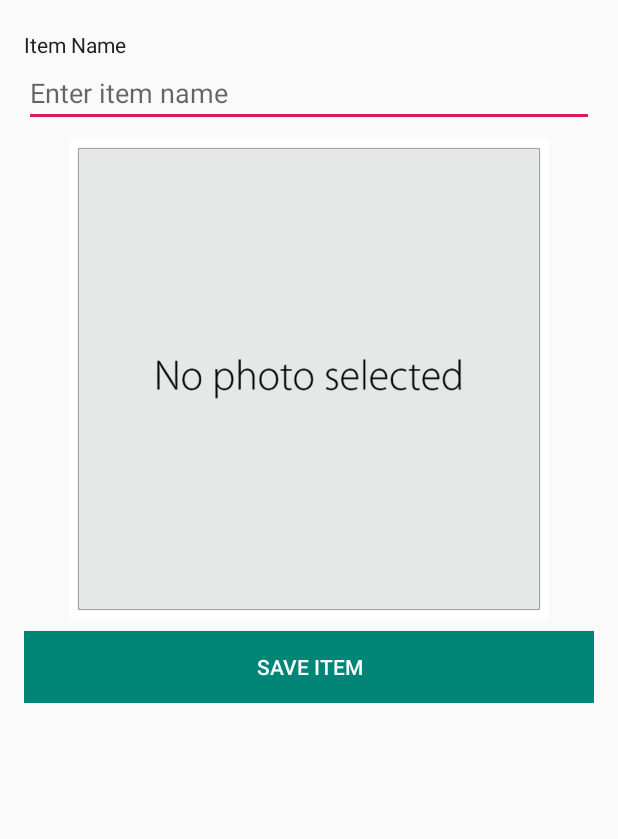
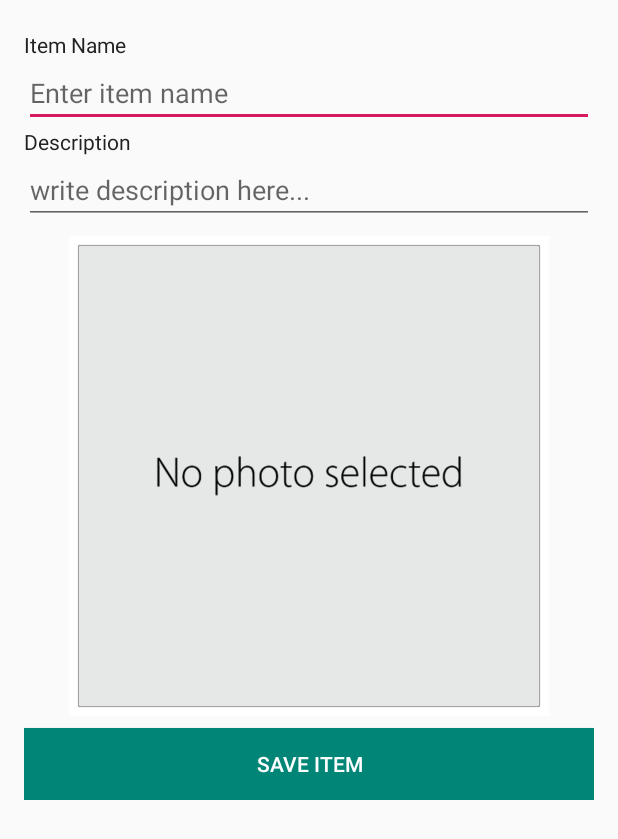
Before and after one commit to YanniTheDeveloper/SmartPriceAnalyzer, an Android app: the SaveItemActivity screen opened directly, with no data from a screen before it, after a tap on "image to upload", on a phone screen of 412 x 824 dp. Shown: the top 839 px of the screen. Run offline under Robolectric (Android 15) with nearby library versions, the phone set to English and light mode, and no system bars.

Commit message:
Functionalities
Load image
Handle item array
Saving item to array
Card view in recyler

```diff
--- a/app/build.gradle
+++ b/app/build.gradle
@@ -4,7 +4,7 @@ android {
     compileSdkVersion 28
     defaultConfig {
         applicationId "ytd.priceeasy"
-        minSdkVersion 15
+        minSdkVersion 16
         targetSdkVersion 28
         versionCode 1
         versionName "1.0"
@@ -27,4 +27,6 @@ dependencies {
     testImplementation 'junit:junit:4.12'
     androidTestImplementation 'com.android.support.test:runner:1.0.2'
     androidTestImplementation 'com.android.support.test.espresso:espresso-core:3.0.2'
+    implementation 'org.jetbrains:annotations-java5:15.0'
+    implementation 'com.android.support:cardview-v7:28.0.0'
 }
--- a/app/src/main/java/ytd/smartpriceanalyzer/AddItemActivity.java
+++ b/app/src/main/java/ytd/smartpriceanalyzer/AddItemActivity.java
@@ -14,6 +14,7 @@ import com.google.android.gms.ads.AdView;
 import com.google.android.gms.ads.MobileAds;
 
 public class AddItemActivity extends AppCompatActivity {
+    static boolean itemSaved = false;
     EditText buyR ;
     EditText profitR ;
     EditText shippingR;
@@ -59,8 +60,9 @@ public class AddItemActivity extends AppCompatActivity {
             public void onClick(View v) {
                 // TODO: 1/13/2019 saving item price value
                 Intent saveImageIntent = new Intent(AddItemActivity.this, SaveItemActivity.class);
+                saveImageIntent.putExtra("price", price);
                 startActivity(saveImageIntent);
-                AddItemActivity.super.finish();
+                if(itemSaved)AddItemActivity.super.finish();
             }
         });
         baseLayout.setOnClickListener(new View.OnClickListener() {
--- a/app/src/main/java/ytd/smartpriceanalyzer/SaveItemActivity.java
+++ b/app/src/main/java/ytd/smartpriceanalyzer/SaveItemActivity.java
@@ -1,6 +1,9 @@
 package ytd.smartpriceanalyzer;
 
 import android.content.Intent;
+import android.net.Uri;
+import android.os.Build;
+import android.support.annotation.Nullable;
 import android.support.v7.app.AppCompatActivity;
 import android.os.Bundle;
 import android.view.View;
@@ -11,18 +14,24 @@ import android.widget.ImageView;
 
 public class SaveItemActivity extends AppCompatActivity {
 
+    private static final int RC_PHOTO_PICKER = 3;
     Button saveItemBtn;
     ImageView itemPhotoImageView;
     EditText itemNameEditText;
-
+    EditText itemDescriptionEditText;
+    Uri selectedImage;
+    Double price = 0.0;
     @Override
     protected void onCreate(Bundle savedInstanceState) {
         super.onCreate(savedInstanceState);
         setContentView(R.layout.activity_save_item);
 
+        price = getIntent().getDoubleExtra("price", 0.0);
         saveItemBtn = findViewById(R.id.saveItemBtn);
         itemNameEditText = findViewById(R.id.itemNameEditText);
+        itemDescriptionEditText = findViewById(R.id.itemDescriptionEditText);
         itemPhotoImageView = findViewById(R.id.itemPhotoImageView);
+        selectedImage = null;
 
         itemPhotoImageView.setOnClickListener(new View.OnClickListener() {
             @Override
@@ -36,7 +45,7 @@ public class SaveItemActivity extends AppCompatActivity {
             @Override
             public void onClick(View v) {
                 saveItem();
-                SaveItemActivity.super.finish();
+                if(AddItemActivity.itemSaved)SaveItemActivity.super.finish();
             }
         });
 
@@ -50,8 +59,30 @@ public class SaveItemActivity extends AppCompatActivity {
     }
     void saveItem(){
         // TODO: 1/13/2019 setting value to the item and saving it
+        Item newItem = new Item();
+        newItem.setName(itemNameEditText.getText().toString());
+        newItem.setPrice(price);
+        newItem.setDescription(itemDescriptionEditText.getText().toString());
+        newItem.setPhotoUri(selectedImage);
+
+        ItemHandler.addItem(newItem);
+        AddItemActivity.itemSaved = true;
     }
     void getPhotoFromGallery(){
         // TODO: 1/13/2019 getting the photo from library
+        Intent choosePhotoIntent =  new Intent(Intent.ACTION_GET_CONTENT);
+        choosePhotoIntent.setType("image/jpeg");
+        choosePhotoIntent.putExtra(Intent.EXTRA_LOCAL_ONLY, true);
+        startActivityForResult(Intent.createChooser(choosePhotoIntent, "Complete action using"), RC_PHOTO_PICKER);
     }
+
+    @Override
+    protected void onActivityResult(int requestCode, int resultCode, @Nullable Intent data) {
+        super.onActivityResult(requestCode, resultCode, data);
+        if(requestCode == RC_PHOTO_PICKER){
+            selectedImage = data.getData();
+            itemPhotoImageView.setImageURI(selectedImage);
+        }
+    }
+
 }
--- a/app/src/main/res/layout/activity_save_item.xml
+++ b/app/src/main/res/layout/activity_save_item.xml
@@ -31,6 +31,18 @@
             android:layout_height="wrap_content"
             android:hint="@string/enter_item_name"
             android:inputType="text" />
+        <TextView
+            android:layout_width="match_parent"
+            android:layout_height="wrap_content"
+            android:text="@string/description"
+            android:textColor="@color/textColor"/>
+
+        <EditText
+            android:id="@+id/itemDescriptionEditText"
+            android:layout_width="match_parent"
+            android:layout_height="wrap_content"
+            android:hint="@string/write_description_here"
+            android:inputType="text" />
 
         <ImageView
             android:id="@+id/itemPhotoImageView"
--- a/app/src/main/res/values/strings.xml
+++ b/app/src/main/res/values/strings.xml
@@ -22,6 +22,9 @@
     <string name="enter_item_name">Enter item name</string>
     <string name="save_item">Save Item</string>
     <string name="image_to_upload">image to upload</string>
+    <string name="item_photo">item photo</string>
+    <string name="description">Description</string>
+    <string name="write_description_here">write description here...</string>
 
 
 </resources>
```
Also changed, not shown: app/src/main/java/ytd/smartpriceanalyzer/Item.java (+48 -0 lines), app/src/main/java/ytd/smartpriceanalyzer/ItemAdapter.java (added, +48 -0 lines), app/src/main/java/ytd/smartpriceanalyzer/ItemHandler.java (added, +21 -0 lines), app/src/main/java/ytd/smartpriceanalyzer/MainActivity.java (+16 -2 lines), app/src/main/res/layout/item_card_view.xml (added, +70 -0 lines).
